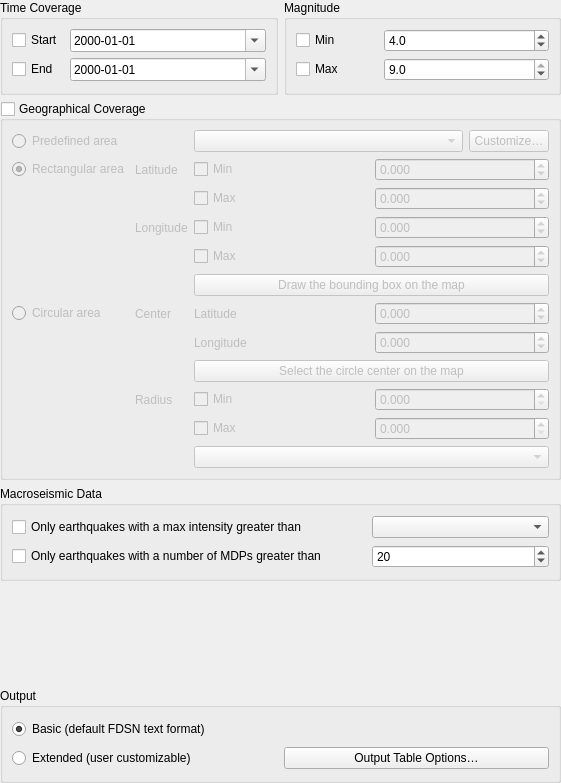
Before: the Qt Designer form qquake/ui/filter_parameter_widget_base.ui in INGV/qquake, drawn with Qt 5.
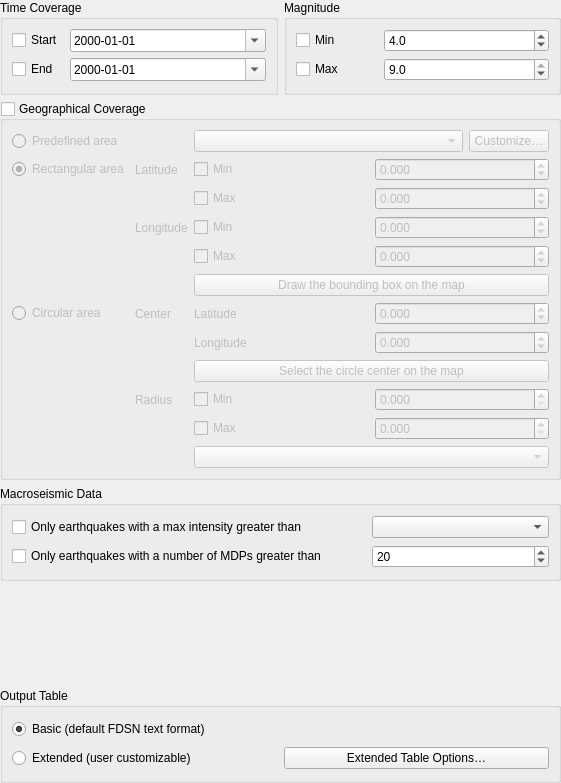
After: the same form once the commit is applied. Custom widgets are drawn as their Qt base class.

Diff of the .ui file:
```diff
--- a/qquake/ui/filter_parameter_widget_base.ui
+++ b/qquake/ui/filter_parameter_widget_base.ui
@@ -462,7 +462,7 @@
    <item row="4" column="0" colspan="2">
     <widget class="QGroupBox" name="groupBox_4">
      <property name="title">
-      <string>Output</string>
+      <string>Output Table</string>
      </property>
      <layout class="QGridLayout" name="gridLayout_8">
       <item row="1" column="0">
@@ -475,7 +475,7 @@
       <item row="1" column="1">
        <widget class="QPushButton" name="output_table_options_button">
         <property name="text">
-         <string>Output Table Options…</string>
+         <string>Extended Table Options…</string>
         </property>
        </widget>
       </item>
```
